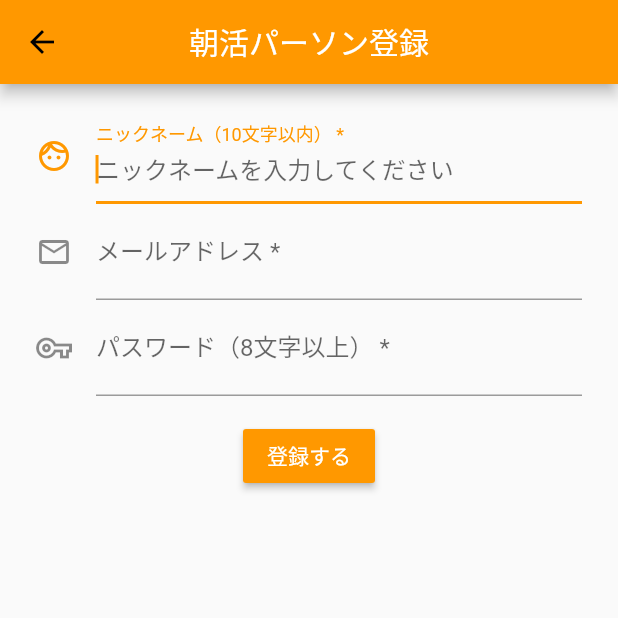
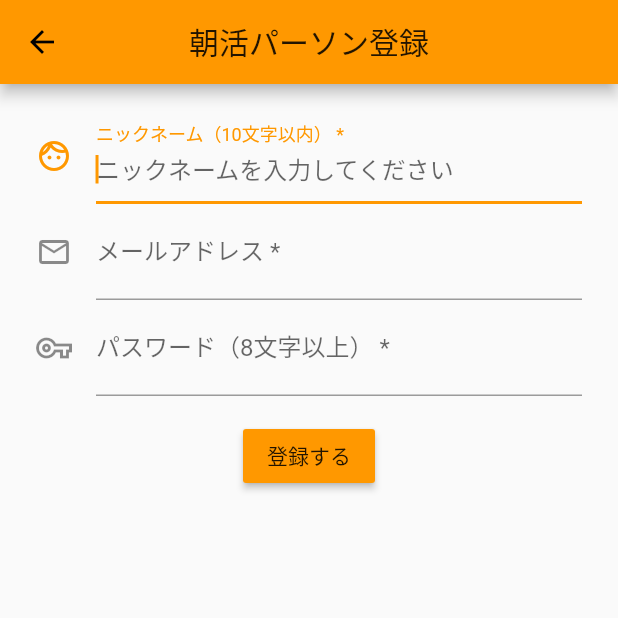
Before and after one commit to bestriser/ohayo_post_app, a Flutter app: the screen it shows after launch, after a tap on "登録", on a phone screen of 412 x 824 dp, the top half of it. Run offline on Flutter 3.47's test engine with Material 2 defaults, Android fonts, the light colour scheme and no system bars; our stand-ins replace cloud_firestore, firebase_auth, firebase_core; accounts and stored records are empty.

Commit message:
#20 AppBarとボタンの色をデフォルト値に戻した

```diff
--- a/lib/app.dart
+++ b/lib/app.dart
@@ -15,8 +15,6 @@ class App extends StatelessWidget {
         primarySwatch: Colors.orange,
         visualDensity: VisualDensity.adaptivePlatformDensity,
         appBarTheme: AppBarTheme(centerTitle: true),
-        primaryTextTheme:
-            Theme.of(context).primaryTextTheme.apply(bodyColor: Colors.white),
       ),
       // DynamicTypeを無効
       builder: (BuildContext context, Widget child) {
--- a/lib/screen/home/home_screen.dart
+++ b/lib/screen/home/home_screen.dart
@@ -34,7 +34,6 @@ class HomeScreen extends StatelessWidget {
                       RaisedButton(
                         child: Text('ログアウト'),
                         color: Colors.orange,
-                        textColor: Colors.white,
                         onPressed: () async {
                           await firebaseNtf.logout();
                           if (firebaseNtf.logoutErrorMessage == '') {
@@ -49,7 +48,6 @@ class HomeScreen extends StatelessWidget {
                                     RaisedButton(
                                       child: Text('OK'),
                                       color: Colors.orange,
-                                      textColor: Colors.white,
                                       onPressed: () async {
                                         firebaseNtf.setIsLoggedIn(false);
                                         Navigator.pop(context);
@@ -71,7 +69,6 @@ class HomeScreen extends StatelessWidget {
                                     RaisedButton(
                                       child: Text('OK'),
                                       color: Colors.orange,
-                                      textColor: Colors.white,
                                       onPressed: () {
                                         Navigator.pop(context);
                                       },
@@ -91,7 +88,6 @@ class HomeScreen extends StatelessWidget {
                       RaisedButton(
                         child: Text('ログイン'),
                         color: Colors.orange,
-                        textColor: Colors.white,
                         onPressed: () {
                           Navigator.push(
                             context,
@@ -105,7 +101,6 @@ class HomeScreen extends StatelessWidget {
                       RaisedButton(
                         child: Text('登録'),
                         color: Colors.orange,
-                        textColor: Colors.white,
                         onPressed: () {
                           Navigator.push(
                             context,
--- a/lib/screen/login/login_screen.dart
+++ b/lib/screen/login/login_screen.dart
@@ -88,7 +88,6 @@ class LoginScreenFormState extends State<LoginScreenForm> {
                 'ログインする',
               ),
               color: Colors.orange,
-              textColor: Colors.white,
               onPressed: () async {
                 if (_formKey.currentState.validate()) {
                   _formKey.currentState.save();
@@ -106,7 +105,6 @@ class LoginScreenFormState extends State<LoginScreenForm> {
                             RaisedButton(
                               child: Text('OK'),
                               color: Colors.orange,
-                              textColor: Colors.white,
                               onPressed: () {
                                 Navigator.pop(context);
                                 Navigator.pop(context);
--- a/lib/screen/registration/registration_screen.dart
+++ b/lib/screen/registration/registration_screen.dart
@@ -107,11 +107,8 @@ class RegistrationFormState extends State<RegistrationForm> {
             ),
             const SizedBox(height: 16),
             RaisedButton(
-              child: Text(
-                '登録する',
-              ),
+              child: Text('登録する'),
               color: Colors.orange,
-              textColor: Colors.white,
               onPressed: () async {
                 if (_formKey.currentState.validate()) {
                   _formKey.currentState.save();
@@ -130,7 +127,6 @@ class RegistrationFormState extends State<RegistrationForm> {
                             RaisedButton(
                               child: Text('OK'),
                               color: Colors.orange,
-                              textColor: Colors.white,
                               onPressed: () {
                                 Navigator.pop(context);
                                 Navigator.pop(context);
```
